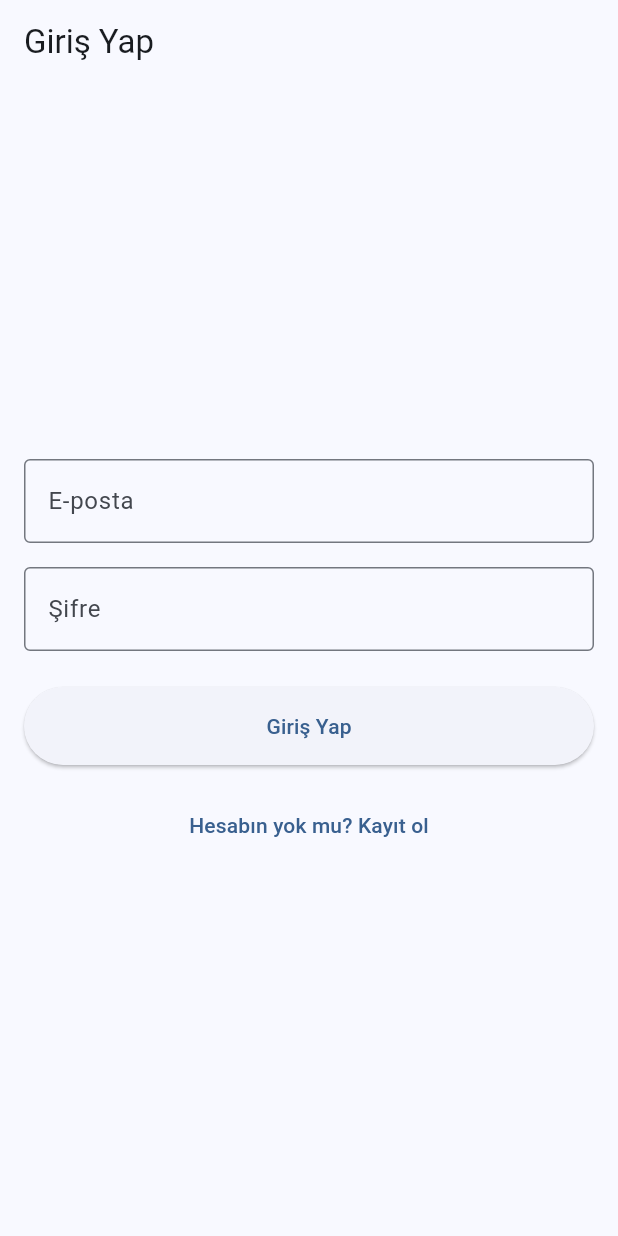
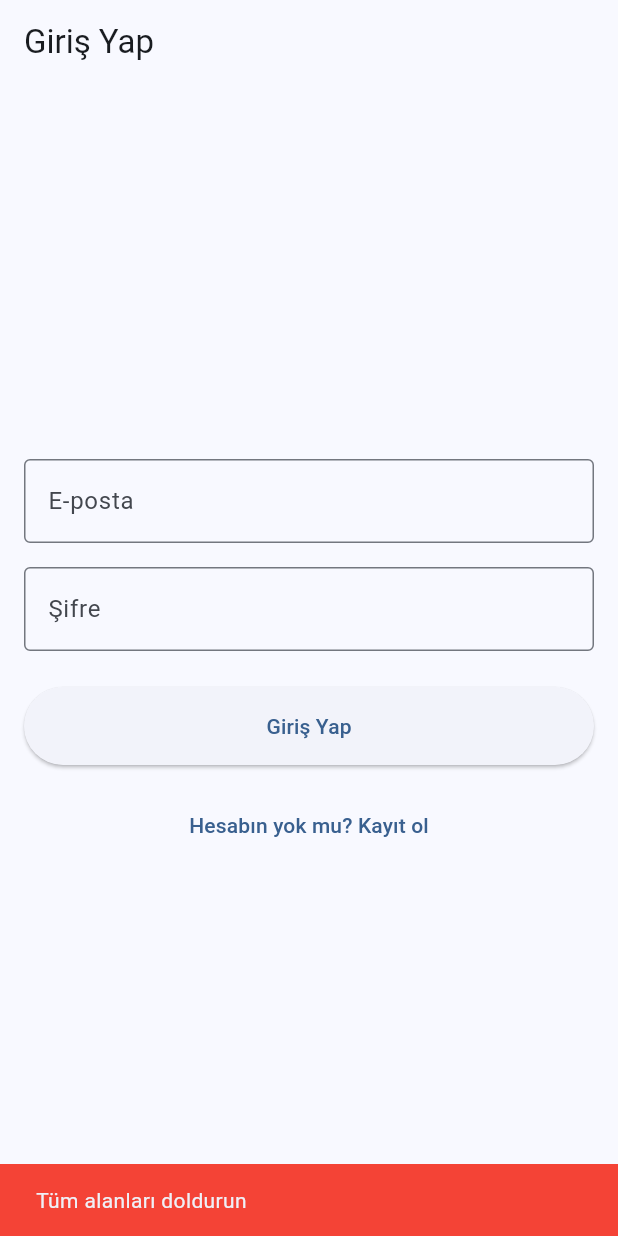
Before and after one commit to software-final-project/Oradayim, a Flutter app: the screen it shows after launch, after a tap on "Giriş Yap", on a phone screen of 412 x 824 dp. Run offline on Flutter 3.47's test engine with Material 3 defaults, Android fonts, the phone set to English and light mode, and no system bars; our stand-ins replace cloud_firestore, firebase_auth, firebase_core, shared_preferences; accounts and stored records are empty.

Commit message:
duzenlemeler yapıldı

```diff
--- a/lib/core/base/viewmodels/base_view_model.dart
+++ b/lib/core/base/viewmodels/base_view_model.dart
@@ -1,17 +1,22 @@
-import "dart:async";
-import "package:flutter/material.dart";
+import 'dart:async';
+import 'package:flutter/material.dart';
+
 abstract class BaseViewModel extends ChangeNotifier {
+  BuildContext? _context;
   bool _isLoading = false;
   bool _isDisposed = false;
   bool _isInitializeDone = false;
 
   FutureOr<void> _initState;
 
-  BaseViewModel() {
+  BaseViewModel();
+
+  FutureOr<void> init();
+
+  void setContext(BuildContext context) {
+    _context = context;
     _init();
   }
-
-  FutureOr<void> init();
 
   void _init() async {
     isLoading = true;
@@ -35,6 +40,7 @@ abstract class BaseViewModel extends ChangeNotifier {
 
   //Getters
   FutureOr<void> get initState => _initState;
+  BuildContext? get context => _context;
 
   bool get isLoading => _isLoading;
   bool get isDisposed => _isDisposed;
--- a/lib/core/base/views/base_view.dart
+++ b/lib/core/base/views/base_view.dart
@@ -6,13 +6,17 @@ import '../viewmodels/base_view_model.dart';
 
 class BaseView<T extends BaseViewModel> extends StatefulWidget {
   final T Function(BuildContext)? vmBuilder;
-  final Widget Function(BuildContext, T)? builder;
+  final Widget Function(BuildContext, T)? initializeBuilder;
+  final Widget Function(BuildContext, T) builder;
   final bool useValue;
-  const BaseView(
-      {super.key,
+
+  const BaseView({
+    super.key,
     required this.vmBuilder,
     required this.builder,
-        this.useValue = false});
+    this.useValue = false,
+    this.initializeBuilder,
+  });
 
   @override
   State<BaseView<T>> createState() => _BaseViewState();
@@ -24,28 +28,39 @@ class _BaseViewState<T extends BaseViewModel> extends State<BaseView<T>> {
     if (widget.useValue) {
       return ChangeNotifierProvider<T>.value(
         value: widget.vmBuilder!(context),
-          child: Consumer<T>(builder: _buildScreenContent));
+        child: Consumer<T>(
+          builder: (context, viewModel, child) {
+            viewModel.setContext(context);
+            return _buildScreenContent(context, viewModel, child);
+          },
+        ),
+      );
     } else {
       return ChangeNotifierProvider<T>(
-        create: (context) => widget.vmBuilder!(context),
-        child: Consumer<T>(builder: _buildScreenContent),
+        create: (context) {
+          final vm = widget.vmBuilder!(context);
+          vm.setContext(context);
+          return vm;
+        },
+        child: Consumer<T>(
+          builder: _buildScreenContent,
+        ),
       );
     }
   }
 
   Widget _buildScreenContent(BuildContext context, T viewModel, Widget? child) {
     if (!viewModel.isInitialized) {
-      return const CircularProgressIndicatorWidget();
-    } else {
+      return widget.initializeBuilder?.call(context, viewModel) ??
+          const CircularProgressIndicatorWidget();
+    }
+
     return Stack(
       children: [
-          widget.builder!(context, viewModel),
-          Visibility(
-            visible: viewModel.isLoading,
-            child: const CircularProgressIndicatorWidget(),
-          ),
+        widget.builder(context, viewModel),
+        if (viewModel.isLoading)
+          const CircularProgressIndicatorWidget(),
       ],
     );
   }
 }
-}
--- /dev/null
+++ b/lib/core/init/auth/auth_wrapper.dart
@@ -0,0 +1,28 @@
+import 'package:flutter/material.dart';
+import '../../../screens/auth/views/login/login_view.dart';
+import '../../../screens/home/home_screen.dart';
+import 'viewmodel/auth_view_model.dart';
+import 'package:oradayim/core/base/views/base_view.dart';
+
+
+class AuthWrapper extends StatelessWidget {
+  const AuthWrapper({Key? key}) : super(key: key);
+
+  @override
+  Widget build(BuildContext context) {
+     return  BaseView<AuthViewModel>(vmBuilder:  (context) =>  AuthViewModel(), builder: _buildScreenContent, initializeBuilder: _initializeBuilder,);
+  }
+
+  Widget _buildScreenContent(BuildContext context, AuthViewModel viewModel) {
+    return viewModel.user != null ? const HomeScreen() : const LoginView();
+  }
+
+  Widget _initializeBuilder(BuildContext context, AuthViewModel viewModel) {
+    return Scaffold(
+      backgroundColor: Colors.white,
+      body: Center(
+        child: CircularProgressIndicator(),
+      ),
+    );
+  }
+}
--- /dev/null
+++ b/lib/core/init/auth/viewmodel/auth_view_model.dart
@@ -0,0 +1,29 @@
+import 'dart:async';
+
+import 'package:firebase_auth/firebase_auth.dart';
+import 'package:oradayim/core/base/viewmodels/base_view_model.dart';
+
+class AuthViewModel extends BaseViewModel{
+  User? user;
+  StreamSubscription<User?>? _authStateSubscription;
+
+  @override
+  FutureOr<void> init() {
+    listenToAuthStateChanges();
+  }
+
+  void listenToAuthStateChanges() {
+    _authStateSubscription = FirebaseAuth.instance.authStateChanges().listen((User? user) {
+     if(!isDisposed){
+       this.user = user;
+       reloadState();
+     }
+    });
+  }
+
+  @override
+  void dispose() {
+    _authStateSubscription?.cancel();
+    super.dispose();
+  }
+}
--- a/lib/main.dart
+++ b/lib/main.dart
@@ -1,7 +1,7 @@
 import 'package:flutter/material.dart';
 import 'package:firebase_core/firebase_core.dart';
+import 'package:oradayim/utils/navigation_util.dart';
 import 'firebase_options.dart';
-import 'screens/auth/views/login/login_view.dart';
 
 void main() async {
   WidgetsFlutterBinding.ensureInitialized();
@@ -17,6 +17,7 @@ class MyApp extends StatelessWidget {
   @override
   Widget build(BuildContext context) {
     return MaterialApp(
+      navigatorKey: NavigationUtils.navigatorKey,
       title: 'Oradayim',
       debugShowCheckedModeBanner: false,
       theme: ThemeData(
@@ -25,7 +26,8 @@ class MyApp extends StatelessWidget {
         ),
         useMaterial3: true,
       ),
-      home: const LoginView(),
+      initialRoute: NavigationUtils.authScreen,
+      onGenerateRoute: NavigationUtils.onGenerateRoute,
     );
   }
 }
--- a/lib/screens/auth/viewmodels/login/login_view_model.dart
+++ b/lib/screens/auth/viewmodels/login/login_view_model.dart
@@ -1,4 +1,5 @@
 import 'package:flutter/material.dart';
+import 'package:oradayim/utils/navigation_util.dart';
 import '../../../../core/base/viewmodels/base_view_model.dart';
 import '../../services/auth_service.dart';
 
@@ -8,34 +9,69 @@ class LoginViewModel extends BaseViewModel {
 
   final AuthService _authService = AuthService();
 
-  Future<bool> login() async {
-    if (!_validateInputs()) return false;
+  Future<bool> login(BuildContext context) async {
+    if (!_validateInputs(context)) return false;
 
     try {
       isLoading = true;
 
-      final result = await _authService.login(
-        email: emailController.text,
+      final (success, message) = await _authService.login(
+        email: emailController.text.trim(),
         password: passwordController.text,
       );
 
+      if (context.mounted) {
+        ScaffoldMessenger.of(context).showSnackBar(
+          SnackBar(
+            content: Text(message),
+            backgroundColor: success ? Colors.green : Colors.red,
+            duration: const Duration(seconds: 2),
+          ),
+        );
+      }
+
+      // Başarılı girişten sonra form temizle
+      if (success) {
+        emailController.clear();
+        passwordController.clear();
+        NavigationUtils.navigateToHomeScreen(context);
+      }
+
       isLoading = false;
-      return result.$1;
+      return success;
     } catch (e) {
       isLoading = false;
-      debugPrint('Giriş hatası: $e');
+      if (context.mounted) {
+        ScaffoldMessenger.of(context).showSnackBar(
+          SnackBar(
+            content: Text('Beklenmeyen bir hata oluştu: $e'),
+            backgroundColor: Colors.red,
+            duration: const Duration(seconds: 2),
+          ),
+        );
+      }
+      debugPrint('Login error: $e');
       return false;
     }
   }
 
-  bool _validateInputs() {
-    if (emailController.text.isEmpty || passwordController.text.isEmpty) {
-      debugPrint('Tüm alanları doldurun');
-      return false;
+  bool _validateInputs(BuildContext context) {
+    String? errorMessage;
+
+    if (emailController.text.trim().isEmpty || passwordController.text.isEmpty) {
+      errorMessage = 'Tüm alanları doldurun';
+    } else if (!emailController.text.contains('@')) {
+      errorMessage = 'Geçerli bir e-posta adresi girin';
     }
 
-    if (!emailController.text.contains('@')) {
-      debugPrint('Geçerli bir e-posta adresi girin');
+    if (errorMessage != null) {
+      ScaffoldMessenger.of(context).showSnackBar(
+        SnackBar(
+          content: Text(errorMessage),
+          backgroundColor: Colors.red,
+          duration: const Duration(seconds: 2),
+        ),
+      );
       return false;
     }
 
--- a/lib/screens/auth/views/login/login_view.dart
+++ b/lib/screens/auth/views/login/login_view.dart
@@ -1,6 +1,6 @@
 import 'package:flutter/material.dart';
+import 'package:oradayim/utils/navigation_util.dart';
 import '../../../../core/base/views/base_view.dart';
-import '../../../home/home_screen.dart';
 import '../register/register_view.dart';
 import '../../viewmodels/login/login_view_model.dart';
 
@@ -28,6 +28,8 @@ class LoginView extends StatelessWidget {
                   border: OutlineInputBorder(),
                 ),
                 keyboardType: TextInputType.emailAddress,
+                onEditingComplete: () => FocusScope.of(context).nextFocus(),
+                textInputAction: TextInputAction.next,
               ),
               const SizedBox(height: 16),
               TextFormField(
@@ -37,35 +39,43 @@ class LoginView extends StatelessWidget {
                   border: OutlineInputBorder(),
                 ),
                 obscureText: true,
+                onEditingComplete: () async {
+                  // Klavyeyi kapat
+                  FocusScope.of(context).unfocus();
+                  // Giriş yap
+                  await viewModel.login(context);
+                },
+                textInputAction: TextInputAction.done,
               ),
               const SizedBox(height: 24),
               ElevatedButton(
-                onPressed: () async {
-                  if (await viewModel.login()) {
-                    if (context.mounted) {
-                      Navigator.of(context).pushReplacement(
-                        MaterialPageRoute(
-                          builder: (context) => const HomeScreen(),
-                        ),
-                      );
-                    }
-                  }
-                },
-                child: const Padding(
-                  padding: EdgeInsets.all(16.0),
-                  child: Text('Giriş Yap'),
+                onPressed: viewModel.isLoading
+                  ? null
+                  : () async {
+                      // Klavyeyi kapat
+                      FocusScope.of(context).unfocus();
+                      await viewModel.login(context);
+                    },
+                child: Padding(
+                  padding: const EdgeInsets.all(16.0),
+                  child: viewModel.isLoading
+                      ? const SizedBox(
+                          height: 20,
+                          width: 20,
+                          child: CircularProgressIndicator(
+                            strokeWidth: 2,
+                          ),
+                        )
+                      : const Text('Giriş Yap'),
                 ),
               ),
               const SizedBox(height: 16),
               TextButton(
-                onPressed: () {
-                  Navigator.push(
-                    context,
-                    MaterialPageRoute(
-                      builder: (context) => const RegisterView(),
-                    ),
-                  );
-                },
+                onPressed: viewModel.isLoading
+                    ? null
+                    : () {
+                        NavigationUtils.navigateToRegisterScreen(context);
+                      },
                 child: const Text('Hesabın yok mu? Kayıt ol'),
               ),
             ],
--- a/lib/screens/auth/views/register/register_view.dart
+++ b/lib/screens/auth/views/register/register_view.dart
@@ -1,4 +1,5 @@
 import 'package:flutter/material.dart';
+import 'package:oradayim/utils/navigation_util.dart';
 import '../../../../core/base/views/base_view.dart';
 import '../login/login_view.dart';
 import '../../viewmodels/register/register_view_model.dart';
@@ -69,11 +70,7 @@ class RegisterView extends StatelessWidget {
                     if (await viewModel.register(context)) {
                       Future.delayed(const Duration(seconds: 2), () {
                         if (context.mounted) {
-                          Navigator.of(context).pushReplacement(
-                            MaterialPageRoute(
-                              builder: (context) => const LoginView(),
-                            ),
-                          );
+                          NavigationUtils.navigateToLoginScreen(context);
                         }
                       });
                     }
--- a/lib/extensions/navigation_extension.dart
+++ b/lib/utils/navigation_util.dart
@@ -1,19 +1,20 @@
-/*
-import 'dart:io';
-
 import 'package:flutter/material.dart';
 import 'package:flutter/cupertino.dart';
+import 'package:oradayim/core/init/auth/auth_wrapper.dart';
+import 'package:oradayim/screens/auth/views/login/login_view.dart';
+import 'package:oradayim/screens/auth/views/register/register_view.dart';
 
-import '../screens/login/login_screen.dart';
-import '../screens/register/register_screen.dart';
+import 'dart:io' show Platform;
+
+import '../screens/home/home_screen.dart';
 
 class NavigationUtils {
   static final navigatorKey = GlobalKey<NavigatorState>();
 
   static const String loginScreen = "loginScreen";
   static const String registerScreen = "registerScreen";
+  static const String homeScreen = "homeScreen";
   static const String authScreen = "authScreen";
-  static const String homeScreen = "homeScreen";
 
   static _navigateToPage(context, String pageName, {Object? arguments}) =>
       Navigator.pushNamed(context, pageName, arguments: arguments);
@@ -27,11 +28,10 @@ class NavigationUtils {
   static navigateToBack(context, {dynamic value}) =>
       Navigator.pop(context, value);
 
+  static navigateToLoginScreen(context) => _navigateToAndRemoveUntil(context, loginScreen);
+
   static navigateToHomeScreen(context) =>
       _navigateToAndRemoveUntil(context, homeScreen);
-
-  static navigateToLoginScreen(context) =>
-      _navigateToAndRemoveUntil(context, loginScreen);
 
   static navigateToRegisterScreen(context) =>
       _navigateToAndRemoveUntil(context, registerScreen);
@@ -59,14 +59,14 @@ class NavigationUtils {
   }
 
   static _buildNavigationMap(context, settings) {
-    Widget page = const AuthGateScreen();
+    Widget page = const AuthWrapper();
 
     switch (settings.name) {
       case loginScreen:
-        page = const LoginScreen();
+        page = const LoginView();
         break;
       case registerScreen:
-        page = const RegisterScreen();
+        page = const RegisterView();
         break;
       case homeScreen:
         page = const HomeScreen();
@@ -75,5 +75,3 @@ class NavigationUtils {
     return page;
   }
 }
-
-*/
```
Lines whose indentation alone changed are shown as unchanged.
